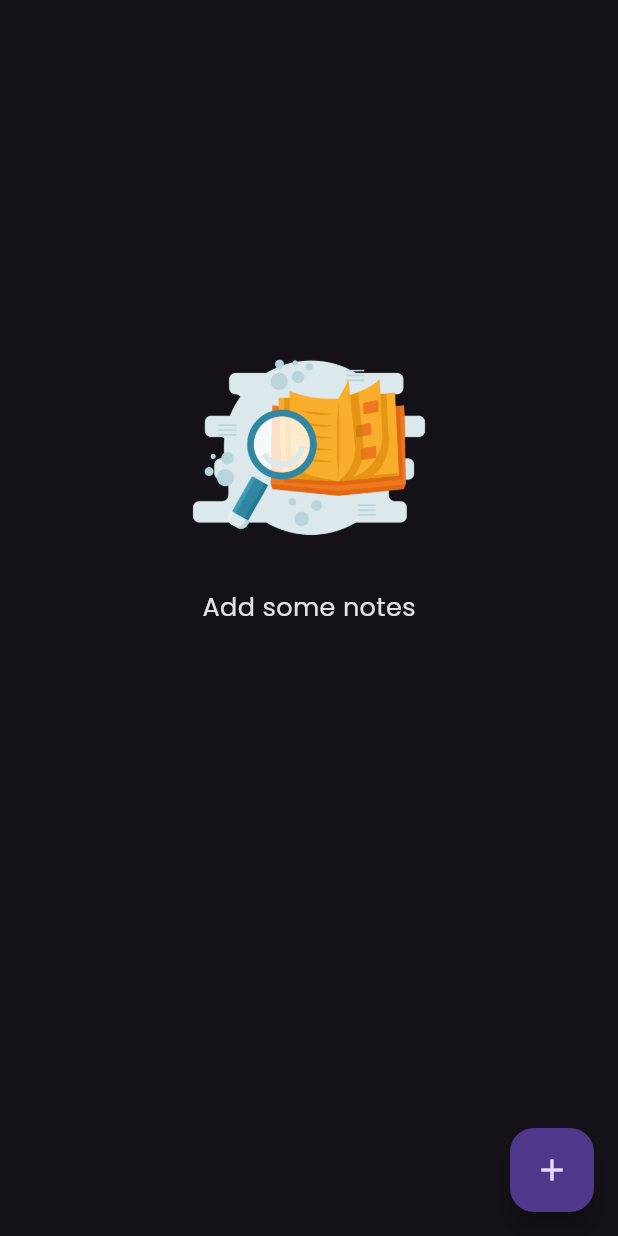
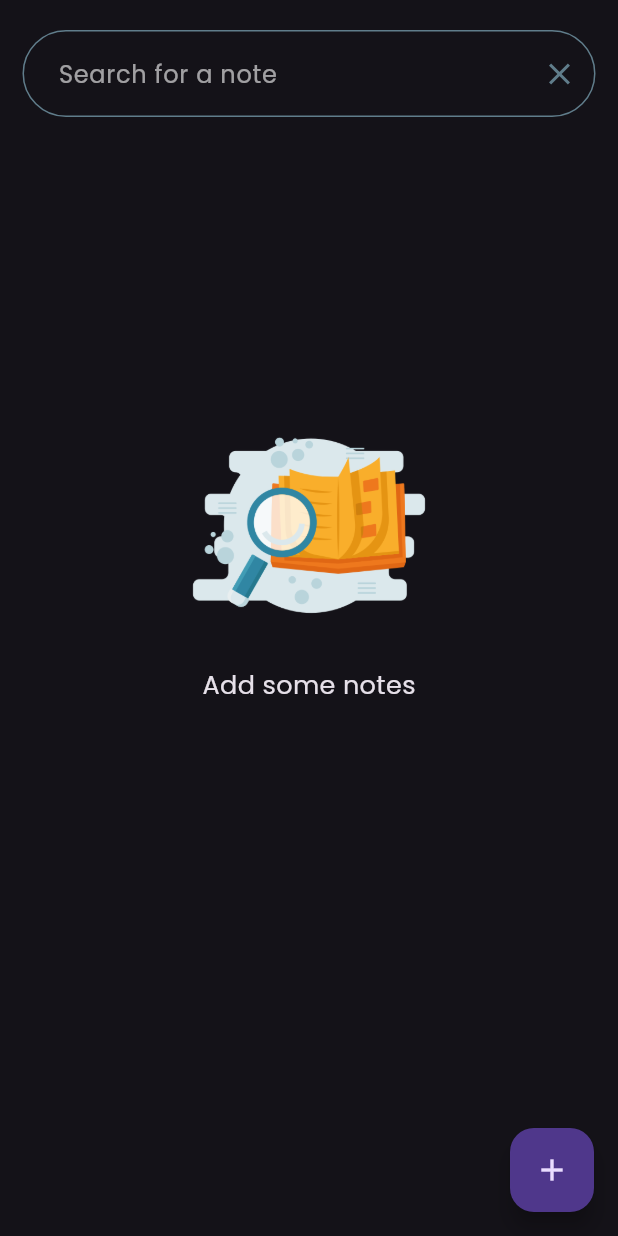
Before and after one commit to Ashraf0Sherif/notes_app, a Flutter app: the screen it shows after launch, on a phone screen of 412 x 824 dp. Run offline on Flutter 3.47's test engine with Material 3 defaults, Android fonts, the phone set to English and light mode, and no system bars; our stand-ins replace bloc, flutter_bloc, hive, hive_flutter; accounts and stored records are empty.

Commit message:
finish search bar

```diff
--- a/lib/cubits/add_note_cubit/add_note_cubit.dart
+++ b/lib/cubits/add_note_cubit/add_note_cubit.dart
@@ -16,7 +16,7 @@ class AddNoteCubit extends Cubit<AddNoteState> {
     try {
       var notesBox = Hive.box<NoteModel>(kNotesBox);
       await notesBox.add(note);
-      debugPrint(notesBox.values.toString());
+      // debugPrint(notesBox.values.toString());
       emit(AddNoteSuccess());
     } catch (e) {
       emit(AddNoteFailure(e.toString()));
--- a/lib/cubits/notes_cubit/notes_state.dart
+++ b/lib/cubits/notes_cubit/notes_state.dart
@@ -4,5 +4,8 @@ part of 'notes_cubit.dart';
 abstract class NotesState {}
 
 class NotesInitial extends NotesState {}
-class NotesEmpty extends NotesState {}
+class NotesEmpty extends NotesState {
+  bool search;
+  NotesEmpty({this.search = false});
+}
 class NotesChange extends NotesState {}
--- a/lib/views/notes_view_body.dart
+++ b/lib/views/notes_view_body.dart
@@ -1,5 +1,6 @@
 import 'package:flutter/material.dart';
 import 'package:flutter_bloc/flutter_bloc.dart';
+import 'package:notes_app/widgets/custom_search_bar.dart';
 import 'package:notes_app/widgets/empty_notes_screen.dart';
 import 'package:notes_app/widgets/notes_screen.dart';
 import '../cubits/notes_cubit/notes_cubit.dart';
@@ -12,24 +13,36 @@ class NotesViewBody extends StatefulWidget {
 }
 
 class _NotesViewBodyState extends State<NotesViewBody> {
+  late TextEditingController controller;
+
   @override
   void initState() {
     // TODO: implement initState
     super.initState();
     BlocProvider.of<NotesCubit>(context).fetchAllNotes();
+    controller = TextEditingController();
   }
 
   @override
   Widget build(BuildContext context) {
-    return BlocBuilder<NotesCubit, NotesState>(
-      builder: (context, state) {
-        var notes = BlocProvider.of<NotesCubit>(context).notes;
-        if (notes.isEmpty) {
-          return const EmptyNotesScreen();
-        } else {
-          return NotesScreen();
-        }
-      },
+    return Column(
+      children: [
+        const SizedBox(
+          height: 20,
+        ),
+        const CustomSearchBar(),
+        Expanded(
+          child: BlocBuilder<NotesCubit, NotesState>(
+            builder: (context, state) {
+              if (state is NotesEmpty) {
+                return EmptyNotesScreen(search: state.search);
+              } else {
+                return const NotesScreen();
+              }
+            },
+          ),
+        ),
+      ],
     );
   }
 }
--- a/lib/widgets/custom_search_bar.dart
+++ b/lib/widgets/custom_search_bar.dart
@@ -1,43 +1,65 @@
 import 'package:flutter/material.dart';
+import 'package:flutter_bloc/flutter_bloc.dart';
+import 'package:notes_app/cubits/notes_cubit/notes_cubit.dart';
 
-class CustomSearchBar extends StatelessWidget {
-  const CustomSearchBar({super.key});
+class CustomSearchBar extends StatefulWidget {
+  const CustomSearchBar({
+    super.key,
+  });
+
+  @override
+  State<CustomSearchBar> createState() => _CustomSearchBarState();
+}
+
+class _CustomSearchBarState extends State<CustomSearchBar> {
+  final GlobalKey<FormState> _formKey = GlobalKey();
+  AutovalidateMode autovalidateMode = AutovalidateMode.disabled;
+  TextEditingController controller = TextEditingController();
 
   @override
   Widget build(BuildContext context) {
-    return Form(
+    return Padding(
+      padding: const EdgeInsets.symmetric(horizontal: 15),
+      child: Form(
+        key: _formKey,
+        autovalidateMode: autovalidateMode,
         child: TextFormField(
-        validator: (value) {
-          if (value?.isEmpty ?? true) {
-            return "Field is required";
-          }
-          return null;
+          controller: controller,
+          onChanged: (text) {
+            print(BlocProvider.of<NotesCubit>(context).notes);
+            BlocProvider.of<NotesCubit>(context).searchNotes(text);
           },
-        cursorColor: Colors.red,
+          cursorColor: Colors.blueGrey,
           cursorRadius: const Radius.circular(20),
           cursorHeight: 19,
           style: const TextStyle(color: Colors.white),
           decoration: InputDecoration(
+            suffixIcon: IconButton(
+              icon: const Icon(Icons.clear, color: Colors.blueGrey),
+              onPressed: () {
+                controller.clear();
+                FocusScope.of(context).unfocus();
+                BlocProvider.of<NotesCubit>(context).fetchAllNotes();
+              },
+            ),
+            contentPadding:
+                const EdgeInsets.symmetric(vertical: 17.0, horizontal: 20),
             hintText: 'Search for a note',
             hintStyle: const TextStyle(color: Colors.white60),
             border: OutlineInputBorder(
-            borderSide: const BorderSide(width: 1, color: Colors.white70),
+              borderSide: const BorderSide(width: 1, color: Colors.blueGrey),
               borderRadius: BorderRadius.circular(50.0),
             ),
             enabledBorder: OutlineInputBorder(
-            borderSide: const BorderSide(width: 1, color: Colors.white),
+              borderSide: const BorderSide(width: 1, color: Colors.blueGrey),
               borderRadius: BorderRadius.circular(50.0),
             ),
             focusedBorder: OutlineInputBorder(
-            borderSide: const BorderSide(width: 1, color: Colors.white70),
-            borderRadius: BorderRadius.circular(50.0),
-          ),
-          errorBorder: OutlineInputBorder(
-            borderSide: const BorderSide(width: 1, color: Colors.white70),
+              borderSide: const BorderSide(width: 2.3, color: Colors.blueGrey),
               borderRadius: BorderRadius.circular(50.0),
             ),
           ),
-        onFieldSubmitted: (text) {},
+        ),
       ),
     );
   }
--- a/lib/widgets/empty_notes_screen.dart
+++ b/lib/widgets/empty_notes_screen.dart
@@ -1,6 +1,9 @@
 import 'package:flutter/material.dart';
+
 class EmptyNotesScreen extends StatelessWidget {
-  const EmptyNotesScreen({super.key});
+  const EmptyNotesScreen({super.key, required this.search});
+
+  final bool search;
 
   @override
   Widget build(BuildContext context) {
@@ -14,7 +17,10 @@ class EmptyNotesScreen extends StatelessWidget {
             "assets/images/searching-data.png",
             width: 240,
           ),
-          const Text("Add some notes",style: TextStyle(fontSize: 17),),
+          Text(
+            search ? "There is no such a note" : "Add some notes",
+            style: const TextStyle(fontSize: 17),
+          ),
           const Spacer(
             flex: 2,
           )
--- a/pubspec.yaml
+++ b/pubspec.yaml
@@ -41,7 +41,6 @@ dependencies:
   bloc:
   equatable:
   modal_progress_hud_nsn: ^0.4.0
-  animation_search_bar: ^0.0.10
 dev_dependencies:
   hive_generator: ^2.0.1
   build_runner: ^2.4.7
```
Also changed, not shown: lib/cubits/notes_cubit/notes_cubit.dart (+32 -2 lines), lib/widgets/notes_screen.dart (+4 -34 lines), pubspec.lock. Lines whose indentation alone changed are shown as unchanged.
